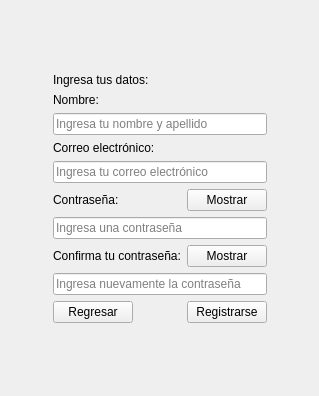
Above: src/vista/sources/registrarse.ui from sigladon/mi-vaca before the change. Below: the same form after it.
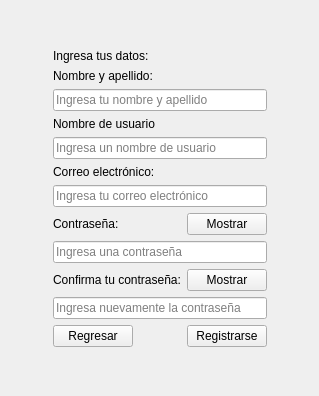
That is the form after the change.

```diff
--- a/src/vista/sources/registrarse.ui
+++ b/src/vista/sources/registrarse.ui
@@ -45,21 +45,24 @@
    </item>
    <item row="1" column="1">
     <layout class="QGridLayout" name="gridLayout">
-     <item row="7" column="1" colspan="2">
-      <widget class="QLabel" name="lbl_repetir_contrasenia">
+     <item row="9" column="3">
+      <widget class="QPushButton" name="btn_mostrar_repetir_contrasenia">
        <property name="text">
-        <string>Confirma tu contraseña:</string>
+        <string>Mostrar</string>
        </property>
       </widget>
      </item>
-     <item row="5" column="1" colspan="2">
-      <widget class="QLabel" name="lbl_contrasenia">
-       <property name="text">
-        <string>Contraseña:</string>
+     <item row="2" column="1" colspan="3">
+      <widget class="QLineEdit" name="txt_nombre">
+       <property name="toolTip">
+        <string>Ingresa tu nombre y apellido separado por un espacio</string>
        </property>
+       <property name="placeholderText">
+        <string>Ingresa tu nombre y apellido</string>
+       </property>
       </widget>
      </item>
-     <item row="4" column="1" colspan="3">
+     <item row="6" column="1" colspan="3">
       <widget class="QLineEdit" name="txt_correo">
        <property name="toolTip">
         <string>Debes ingresar un correo electrónico válido</string>
@@ -69,21 +72,21 @@
        </property>
       </widget>
      </item>
-     <item row="5" column="3">
-      <widget class="QPushButton" name="btn_mostrar_contrasenia">
-       <property name="text">
-        <string>Mostrar</string>
-       </property>
-      </widget>
-     </item>
-     <item row="3" column="1" colspan="3">
+     <item row="5" column="1" colspan="3">
       <widget class="QLabel" name="lbl_correo">
        <property name="text">
         <string>Correo electrónico:</string>
        </property>
       </widget>
      </item>
-     <item row="6" column="1" colspan="3">
+     <item row="9" column="1" colspan="2">
+      <widget class="QLabel" name="lbl_repetir_contrasenia">
+       <property name="text">
+        <string>Confirma tu contraseña:</string>
+       </property>
+      </widget>
+     </item>
+     <item row="8" column="1" colspan="3">
       <widget class="QLineEdit" name="txt_contrasenia">
        <property name="toolTip">
         <string>Debe contener al menos 8 caracteres</string>
@@ -96,20 +99,44 @@
        </property>
       </widget>
      </item>
+     <item row="10" column="1" colspan="3">
+      <widget class="QLineEdit" name="txt_repetir_contrasenia">
+       <property name="toolTip">
+        <string>Debe coincidir con la contraseña ingresada en el campo anterior</string>
+       </property>
+       <property name="echoMode">
+        <enum>QLineEdit::EchoMode::Password</enum>
+       </property>
+       <property name="placeholderText">
+        <string>Ingresa nuevamente la contraseña</string>
+       </property>
+      </widget>
+     </item>
+     <item row="11" column="1">
+      <widget class="QPushButton" name="btn_volver">
+       <property name="text">
+        <string>Regresar</string>
+       </property>
+      </widget>
+     </item>
+     <item row="11" column="3">
+      <widget class="QPushButton" name="btn_registrarse">
+       <property name="text">
+        <string>Registrarse</string>
+       </property>
+      </widget>
+     </item>
      <item row="7" column="3">
-      <widget class="QPushButton" name="btn_mostrar_repetir_contrasenia">
+      <widget class="QPushButton" name="btn_mostrar_contrasenia">
        <property name="text">
         <string>Mostrar</string>
        </property>
       </widget>
      </item>
-     <item row="2" column="1" colspan="3">
-      <widget class="QLineEdit" name="txt_nombre">
-       <property name="toolTip">
-        <string>Ingresa tu nombre y apellido separado por un espacio</string>
-       </property>
-       <property name="placeholderText">
-        <string>Ingresa tu nombre y apellido</string>
+     <item row="7" column="1" colspan="2">
+      <widget class="QLabel" name="lbl_contrasenia">
+       <property name="text">
+        <string>Contraseña:</string>
        </property>
       </widget>
      </item>
@@ -120,37 +147,24 @@
        </property>
       </widget>
      </item>
-     <item row="8" column="1" colspan="3">
-      <widget class="QLineEdit" name="txt_repetir_contrasenia">
-       <property name="toolTip">
-        <string>Debe coincidir con la contraseña ingresada en el campo anterior</string>
-       </property>
-       <property name="echoMode">
-        <enum>QLineEdit::EchoMode::Password</enum>
-       </property>
-       <property name="placeholderText">
-        <string>Ingresa nuevamente la contraseña</string>
-       </property>
-      </widget>
-     </item>
      <item row="1" column="1" colspan="3">
       <widget class="QLabel" name="lbl_nombre">
        <property name="text">
-        <string>Nombre:</string>
+        <string>Nombre y apellido:</string>
        </property>
       </widget>
      </item>
-     <item row="9" column="3">
-      <widget class="QPushButton" name="btn_registrarse">
+     <item row="3" column="1" colspan="3">
+      <widget class="QLabel" name="label">
        <property name="text">
-        <string>Registrarse</string>
+        <string>Nombre de usuario</string>
        </property>
       </widget>
      </item>
-     <item row="9" column="1">
-      <widget class="QPushButton" name="btn_volver">
-       <property name="text">
-        <string>Regresar</string>
+     <item row="4" column="1" colspan="3">
+      <widget class="QLineEdit" name="txt_username">
+       <property name="placeholderText">
+        <string>Ingresa un nombre de usuario</string>
        </property>
       </widget>
      </item>
```
Left out of the diff: 3 changed lines with no effect on the pictures.
